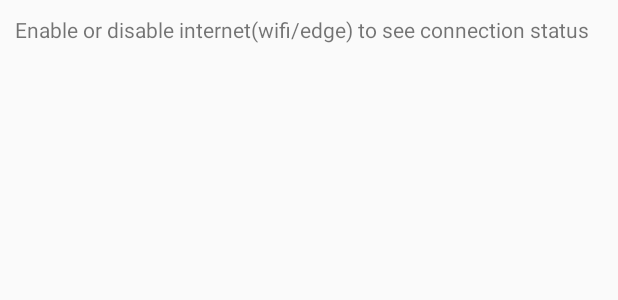
After one commit to iostreamchik/InternetObserver, an Android app: the layout sample_fragment.xml on its own in the app's theme, with its tools: preview values and no code run, on a phone screen of 412 x 824 dp. The commit adds this screen. Shown: the top 300 px of the screen. Run offline under Robolectric (Android 15) with nearby library versions, the phone set to English and light mode, and no system bars.

Commit message:
add internet permission add internet state user info

```diff
--- a/app/src/main/AndroidManifest.xml
+++ b/app/src/main/AndroidManifest.xml
@@ -1,6 +1,9 @@
 <?xml version="1.0" encoding="utf-8"?>
 <manifest xmlns:android="http://schemas.android.com/apk/res/android"
     package="com.iostream.internetobserver" >
+
+    <uses-permission android:name="android.permission.INTERNET" />
+    <uses-permission android:name="android.permission.ACCESS_NETWORK_STATE" />
 
     <application
         android:allowBackup="true"
--- /dev/null
+++ b/app/src/main/res/layout/sample_fragment.xml
@@ -0,0 +1,21 @@
+<?xml version="1.0" encoding="utf-8"?>
+<RelativeLayout xmlns:android="http://schemas.android.com/apk/res/android"
+                android:orientation="vertical"
+                android:layout_width="match_parent"
+                android:layout_height="match_parent">
+
+    <TextView
+            android:id="@+id/tv_explanation"
+            android:text="@string/explanation"
+            android:layout_margin="10dp"
+            android:layout_width="wrap_content"
+            android:layout_height="wrap_content"/>
+
+    <TextView
+            android:id="@+id/tv_inet_state"
+            android:textSize="40sp"
+            android:layout_centerInParent="true"
+            android:layout_width="wrap_content"
+            android:layout_height="wrap_content"/>
+
+</RelativeLayout>
--- a/app/src/main/res/values/strings.xml
+++ b/app/src/main/res/values/strings.xml
@@ -3,4 +3,5 @@
 
     <string name="hello_world">Hello world!</string>
     <string name="action_settings">Settings</string>
+    <string name="explanation">Enable or disable internet(wifi/edge) to see connection status</string>
 </resources>
```
Also changed, not shown: app/src/main/java/com/iostream/internetobserver/fragments/SampleFragment.java (+33 -0 lines), app/src/main/res/layout/activity_main.xml (+0 -9 lines).
